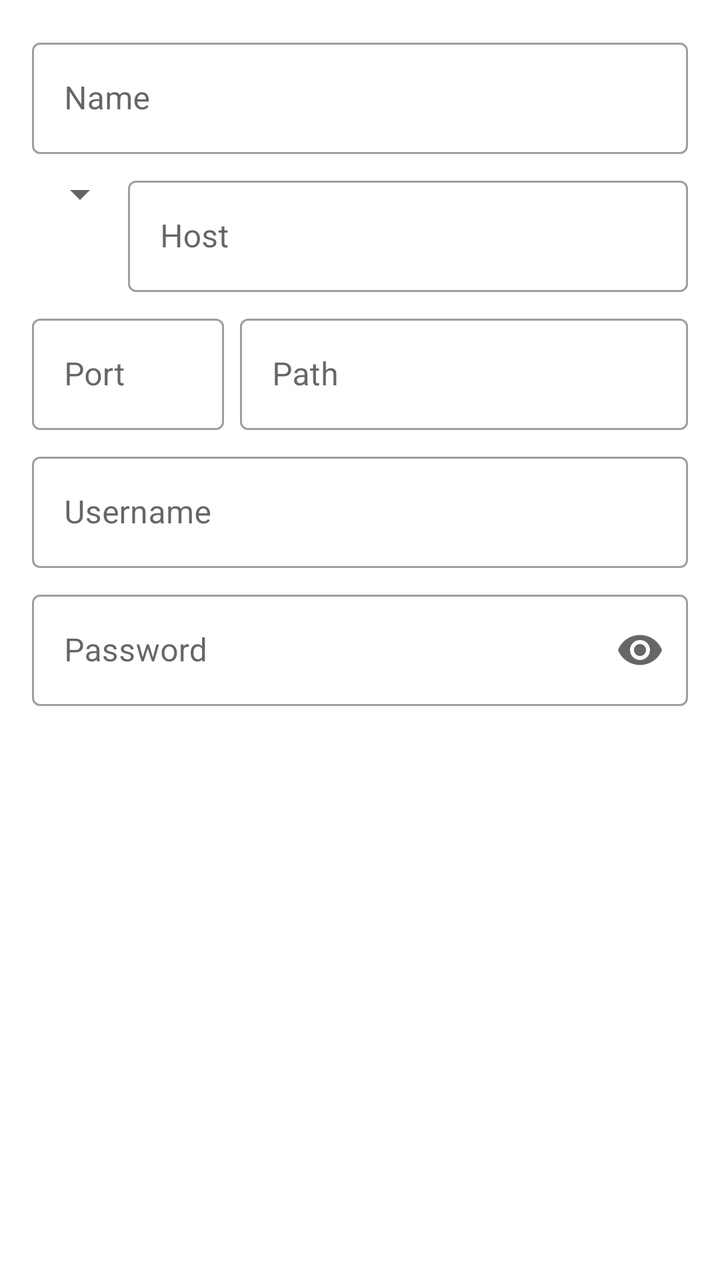
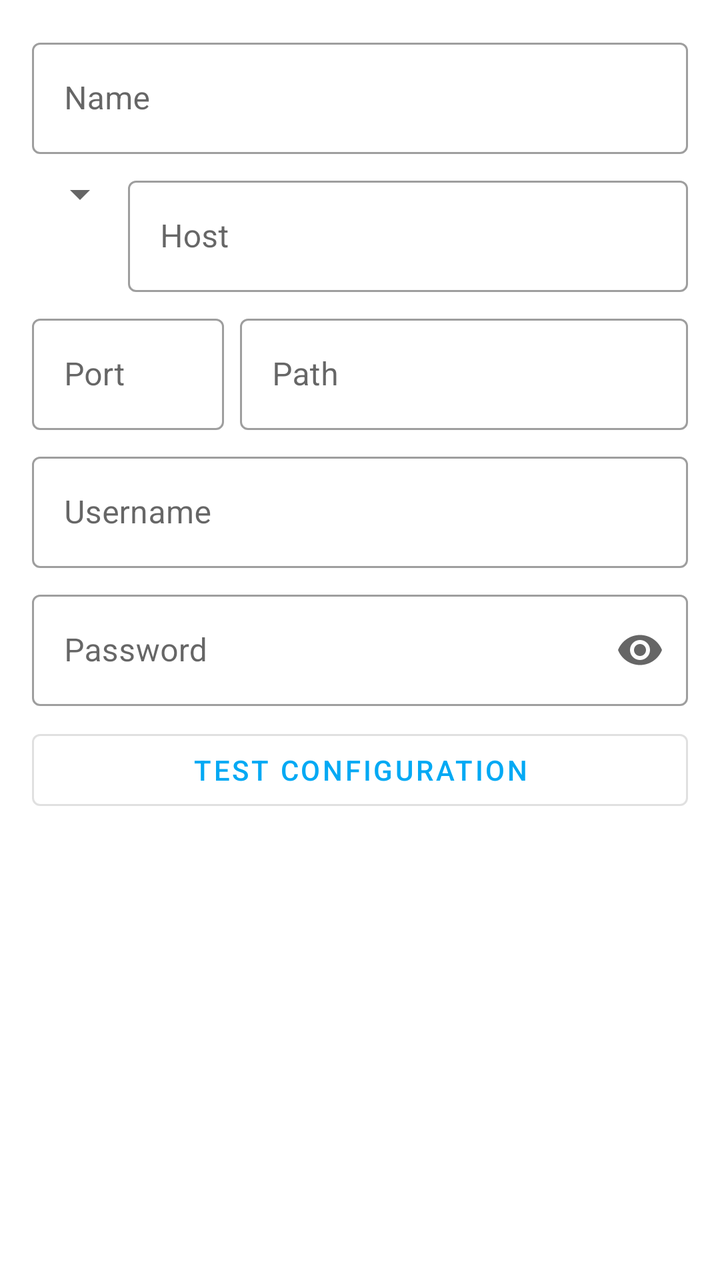

Screens rendered from an Android XML layout before and after an edit, with the pre-edit source and the edit as a unified diff.
<!-- AndroidManifest.xml: application theme AppTheme -->
<!-- res/layout/fragment_settings_add_edit_server.xml -->
<?xml version="1.0" encoding="utf-8"?>
<ScrollView xmlns:android="http://schemas.android.com/apk/res/android"
    xmlns:app="http://schemas.android.com/apk/res-auto"
    android:layout_width="match_parent"
    android:layout_height="match_parent">

    <LinearLayout
        android:layout_width="match_parent"
        android:layout_height="wrap_content"
        android:orientation="vertical"
        android:padding="16dp">

        <com.google.android.material.textfield.TextInputLayout
            android:id="@+id/input_layout_name"
            style="@style/Widget.MaterialComponents.TextInputLayout.OutlinedBox"
            android:layout_width="match_parent"
            android:layout_height="wrap_content"
            app:layout_constraintEnd_toEndOf="parent"
            app:layout_constraintStart_toStartOf="parent"
            app:layout_constraintTop_toTopOf="parent">

            <com.google.android.material.textfield.TextInputEditText
                android:id="@+id/edit_name"
                android:layout_width="match_parent"
                android:layout_height="wrap_content"
                android:hint="@string/settings_server_name"
                android:importantForAutofill="no"
                android:inputType="text" />

        </com.google.android.material.textfield.TextInputLayout>

        <LinearLayout
            android:layout_width="match_parent"
            android:layout_height="wrap_content"
            android:layout_marginTop="8dp"
            android:orientation="horizontal">

            <Spinner
                android:id="@+id/spinner_protocol"
                android:layout_width="wrap_content"
                android:layout_height="wrap_content" />

            <com.google.android.material.textfield.TextInputLayout
                android:id="@+id/input_layout_host"
                style="@style/Widget.MaterialComponents.TextInputLayout.OutlinedBox"
                android:layout_width="match_parent"
                android:layout_height="wrap_content"
                app:layout_constraintEnd_toEndOf="parent"
                app:layout_constraintStart_toStartOf="parent"
                app:layout_constraintTop_toBottomOf="@id/edit_name">

                <com.google.android.material.textfield.TextInputEditText
                    android:id="@+id/edit_host"
                    android:layout_width="match_parent"
                    android:layout_height="wrap_content"
                    android:hint="@string/settings_server_host"
                    android:importantForAutofill="no"
                    android:inputType="textUri" />

            </com.google.android.material.textfield.TextInputLayout>

        </LinearLayout>

        <LinearLayout
            android:layout_width="match_parent"
            android:layout_height="wrap_content"
            android:layout_marginTop="8dp"
            android:orientation="horizontal">

            <com.google.android.material.textfield.TextInputLayout
                android:id="@+id/input_layout_port"
                style="@style/Widget.MaterialComponents.TextInputLayout.OutlinedBox"
                android:layout_width="96dp"
                android:layout_height="wrap_content"
                app:layout_constraintEnd_toEndOf="parent"
                app:layout_constraintStart_toStartOf="parent"
                app:layout_constraintTop_toBottomOf="@id/edit_name">

                <com.google.android.material.textfield.TextInputEditText
                    android:id="@+id/edit_port"
                    android:layout_width="match_parent"
                    android:layout_height="wrap_content"
                    android:hint="@string/settings_server_port"
                    android:importantForAutofill="no"
                    android:inputType="number" />

            </com.google.android.material.textfield.TextInputLayout>

            <com.google.android.material.textfield.TextInputLayout
                android:id="@+id/input_layout_path"
                style="@style/Widget.MaterialComponents.TextInputLayout.OutlinedBox"
                android:layout_width="match_parent"
                android:layout_height="wrap_content"
                android:layout_marginStart="8dp"
                app:layout_constraintEnd_toEndOf="parent"
                app:layout_constraintStart_toStartOf="parent"
                app:layout_constraintTop_toBottomOf="@id/edit_name">

                <com.google.android.material.textfield.TextInputEditText
                    android:id="@+id/edit_path"
                    android:layout_width="match_parent"
                    android:layout_height="wrap_content"
                    android:hint="@string/settings_server_path"
                    android:importantForAutofill="no"
                    android:inputType="textUri" />

            </com.google.android.material.textfield.TextInputLayout>

        </LinearLayout>

        <com.google.android.material.textfield.TextInputLayout
            android:id="@+id/input_layout_username"
            style="@style/Widget.MaterialComponents.TextInputLayout.OutlinedBox"
            android:layout_width="match_parent"
            android:layout_height="wrap_content"
            android:layout_marginTop="8dp"
            app:layout_constraintEnd_toEndOf="parent"
            app:layout_constraintStart_toStartOf="parent"
            app:layout_constraintTop_toBottomOf="@id/edit_name">

            <com.google.android.material.textfield.TextInputEditText
                android:id="@+id/edit_username"
                android:layout_width="match_parent"
                android:layout_height="wrap_content"
                android:hint="@string/settings_server_username"
                android:importantForAutofill="no"
                android:inputType="text" />

        </com.google.android.material.textfield.TextInputLayout>

        <com.google.android.material.textfield.TextInputLayout
            android:id="@+id/input_layout_password"
            style="@style/Widget.MaterialComponents.TextInputLayout.OutlinedBox"
            android:layout_width="match_parent"
            android:layout_height="wrap_content"
            android:layout_marginTop="8dp"
            app:endIconMode="password_toggle"
            app:layout_constraintEnd_toEndOf="parent"
            app:layout_constraintStart_toStartOf="parent"
            app:layout_constraintTop_toBottomOf="@id/edit_name">

            <com.google.android.material.textfield.TextInputEditText
                android:id="@+id/edit_password"
                android:layout_width="match_parent"
                android:layout_height="wrap_content"
                android:hint="@string/settings_server_password"
                android:importantForAutofill="no"
                android:inputType="textPassword" />

        </com.google.android.material.textfield.TextInputLayout>

    </LinearLayout>

</ScrollView>
<!-- resources referenced by this layout -->
<resources>
  <string name="settings_server_host">Host</string>
  <string name="settings_server_name">Name</string>
  <string name="settings_server_password">Password</string>
  <string name="settings_server_path">Path</string>
  <string name="settings_server_port">Port</string>
  <string name="settings_server_username">Username</string>
  <style name="AppTheme" parent="Theme.MaterialComponents.DayNight.NoActionBar">
          <item name="colorPrimary">@color/color_primary</item>
          <item name="colorPrimaryDark">@color/color_primary_dark</item>
          <item name="colorPrimaryVariant">@color/color_primary_variant</item>
          <item name="colorOnPrimary">@color/color_on_primary</item>
  
          <item name="colorSecondary">@color/color_secondary</item>
          <item name="colorSecondaryVariant">@color/color_secondary_variant</item>
          <item name="colorOnSecondary">@color/color_on_secondary</item>
  
          <item name="windowActionModeOverlay">true</item>
      </style>
  <color name="color_primary">#03A9F4</color>
  <color name="color_primary_dark">#007AC1</color>
  <color name="color_primary_variant">#007AC1</color>
  <color name="color_on_primary">#FFFFFF</color>
  <color name="color_secondary">#FFB300</color>
  <color name="color_secondary_variant">#C68400</color>
  <color name="color_on_secondary">#000000</color>
</resources>

<!-- the commit's change to res/layout/fragment_settings_add_edit_server.xml (unified diff, before → after) -->
@@ -4,151 +4,179 @@
     android:layout_width="match_parent"
     android:layout_height="match_parent">
 
-    <LinearLayout
+    <androidx.constraintlayout.widget.ConstraintLayout
         android:layout_width="match_parent"
-        android:layout_height="wrap_content"
-        android:orientation="vertical"
-        android:padding="16dp">
+        android:layout_height="wrap_content">
 
-        <com.google.android.material.textfield.TextInputLayout
-            android:id="@+id/input_layout_name"
-            style="@style/Widget.MaterialComponents.TextInputLayout.OutlinedBox"
+        <com.google.android.material.progressindicator.LinearProgressIndicator
+            android:id="@+id/progress_indicator"
+            android:layout_width="0dp"
+            android:layout_height="wrap_content"
+            android:indeterminate="true"
+            android:visibility="gone"
+            app:layout_constraintEnd_toEndOf="parent"
+            app:layout_constraintStart_toStartOf="parent"
+            app:layout_constraintTop_toTopOf="parent" />
+
+        <LinearLayout
             android:layout_width="match_parent"
             android:layout_height="wrap_content"
+            android:orientation="vertical"
+            android:padding="16dp"
+            app:layout_constraintBottom_toBottomOf="parent"
             app:layout_constraintEnd_toEndOf="parent"
             app:layout_constraintStart_toStartOf="parent"
             app:layout_constraintTop_toTopOf="parent">
 
-            <com.google.android.material.textfield.TextInputEditText
-                android:id="@+id/edit_name"
-                android:layout_width="match_parent"
-                android:layout_height="wrap_content"
-                android:hint="@string/settings_server_name"
-                android:importantForAutofill="no"
-                android:inputType="text" />
-
-        </com.google.android.material.textfield.TextInputLayout>
-
-        <LinearLayout
-            android:layout_width="match_parent"
-            android:layout_height="wrap_content"
-            android:layout_marginTop="8dp"
-            android:orientation="horizontal">
-
-            <Spinner
-                android:id="@+id/spinner_protocol"
-                android:layout_width="wrap_content"
-                android:layout_height="wrap_content" />
-
             <com.google.android.material.textfield.TextInputLayout
-                android:id="@+id/input_layout_host"
+                android:id="@+id/input_layout_name"
                 style="@style/Widget.MaterialComponents.TextInputLayout.OutlinedBox"
                 android:layout_width="match_parent"
                 android:layout_height="wrap_content"
                 app:layout_constraintEnd_toEndOf="parent"
                 app:layout_constraintStart_toStartOf="parent"
-                app:layout_constraintTop_toBottomOf="@id/edit_name">
+                app:layout_constraintTop_toTopOf="parent">
 
                 <com.google.android.material.textfield.TextInputEditText
-                    android:id="@+id/edit_host"
+                    android:id="@+id/edit_name"
                     android:layout_width="match_parent"
                     android:layout_height="wrap_content"
-                    android:hint="@string/settings_server_host"
+                    android:hint="@string/settings_server_name"
                     android:importantForAutofill="no"
-                    android:inputType="textUri" />
+                    android:inputType="text" />
 
             </com.google.android.material.textfield.TextInputLayout>
 
-        </LinearLayout>
+            <LinearLayout
+                android:layout_width="match_parent"
+                android:layout_height="wrap_content"
+                android:layout_marginTop="8dp"
+                android:orientation="horizontal">
 
-        <LinearLayout
-            android:layout_width="match_parent"
-            android:layout_height="wrap_content"
-            android:layout_marginTop="8dp"
-            android:orientation="horizontal">
+                <Spinner
+                    android:id="@+id/spinner_protocol"
+                    android:layout_width="wrap_content"
+                    android:layout_height="wrap_content" />
+
+                <com.google.android.material.textfield.TextInputLayout
+                    android:id="@+id/input_layout_host"
+                    style="@style/Widget.MaterialComponents.TextInputLayout.OutlinedBox"
+                    android:layout_width="match_parent"
+                    android:layout_height="wrap_content"
+                    app:layout_constraintEnd_toEndOf="parent"
+                    app:layout_constraintStart_toStartOf="parent"
+                    app:layout_constraintTop_toBottomOf="@id/edit_name">
+
+                    <com.google.android.material.textfield.TextInputEditText
+                        android:id="@+id/edit_host"
+                        android:layout_width="match_parent"
+                        android:layout_height="wrap_content"
+                        android:hint="@string/settings_server_host"
+                        android:importantForAutofill="no"
+                        android:inputType="textUri" />
+
+                </com.google.android.material.textfield.TextInputLayout>
+
+            </LinearLayout>
+
+            <LinearLayout
+                android:layout_width="match_parent"
+                android:layout_height="wrap_content"
+                android:layout_marginTop="8dp"
+                android:orientation="horizontal">
+
+                <com.google.android.material.textfield.TextInputLayout
+                    android:id="@+id/input_layout_port"
+                    style="@style/Widget.MaterialComponents.TextInputLayout.OutlinedBox"
+                    android:layout_width="96dp"
+                    android:layout_height="wrap_content"
+                    app:layout_constraintEnd_toEndOf="parent"
+                    app:layout_constraintStart_toStartOf="parent"
+                    app:layout_constraintTop_toBottomOf="@id/edit_name">
+
+                    <com.google.android.material.textfield.TextInputEditText
+                        android:id="@+id/edit_port"
+                        android:layout_width="match_parent"
+                        android:layout_height="wrap_content"
+                        android:hint="@string/settings_server_port"
+                        android:importantForAutofill="no"
+                        android:inputType="number" />
+
+                </com.google.android.material.textfield.TextInputLayout>
+
+                <com.google.android.material.textfield.TextInputLayout
+                    android:id="@+id/input_layout_path"
+                    style="@style/Widget.MaterialComponents.TextInputLayout.OutlinedBox"
+                    android:layout_width="match_parent"
+                    android:layout_height="wrap_content"
+                    android:layout_marginStart="8dp"
+                    app:layout_constraintEnd_toEndOf="parent"
+                    app:layout_constraintStart_toStartOf="parent"
+                    app:layout_constraintTop_toBottomOf="@id/edit_name">
+
+                    <com.google.android.material.textfield.TextInputEditText
+                        android:id="@+id/edit_path"
+                        android:layout_width="match_parent"
+                        android:layout_height="wrap_content"
+                        android:hint="@string/settings_server_path"
+                        android:importantForAutofill="no"
+                        android:inputType="textUri" />
+
+                </com.google.android.material.textfield.TextInputLayout>
+
+            </LinearLayout>
 
             <com.google.android.material.textfield.TextInputLayout
-                android:id="@+id/input_layout_port"
+                android:id="@+id/input_layout_username"
                 style="@style/Widget.MaterialComponents.TextInputLayout.OutlinedBox"
-                android:layout_width="96dp"
+                android:layout_width="match_parent"
                 android:layout_height="wrap_content"
+                android:layout_marginTop="8dp"
                 app:layout_constraintEnd_toEndOf="parent"
                 app:layout_constraintStart_toStartOf="parent"
                 app:layout_constraintTop_toBottomOf="@id/edit_name">
 
                 <com.google.android.material.textfield.TextInputEditText
-                    android:id="@+id/edit_port"
+                    android:id="@+id/edit_username"
                     android:layout_width="match_parent"
                     android:layout_height="wrap_content"
-                    android:hint="@string/settings_server_port"
+                    android:hint="@string/settings_server_username"
                     android:importantForAutofill="no"
-                    android:inputType="number" />
+                    android:inputType="text" />
 
             </com.google.android.material.textfield.TextInputLayout>
 
             <com.google.android.material.textfield.TextInputLayout
-                android:id="@+id/input_layout_path"
+                android:id="@+id/input_layout_password"
                 style="@style/Widget.MaterialComponents.TextInputLayout.OutlinedBox"
                 android:layout_width="match_parent"
                 android:layout_height="wrap_content"
-                android:layout_marginStart="8dp"
+                android:layout_marginTop="8dp"
+                app:endIconMode="password_toggle"
                 app:layout_constraintEnd_toEndOf="parent"
                 app:layout_constraintStart_toStartOf="parent"
                 app:layout_constraintTop_toBottomOf="@id/edit_name">
 
                 <com.google.android.material.textfield.TextInputEditText
-                    android:id="@+id/edit_path"
+                    android:id="@+id/edit_password"
                     android:layout_width="match_parent"
                     android:layout_height="wrap_content"
-                    android:hint="@string/settings_server_path"
+                    android:hint="@string/settings_server_password"
                     android:importantForAutofill="no"
-                    android:inputType="textUri" />
+                    android:inputType="textPassword" />
 
             </com.google.android.material.textfield.TextInputLayout>
 
+            <com.google.android.material.button.MaterialButton
+                android:id="@+id/button_test"
+                style="@style/Widget.MaterialComponents.Button.OutlinedButton"
+                android:layout_width="match_parent"
+                android:layout_height="wrap_content"
+                android:layout_marginTop="8dp"
+                android:text="@string/settings_server_test_configuration" />
+
         </LinearLayout>
 
-        <com.google.android.material.textfield.TextInputLayout
-            android:id="@+id/input_layout_username"
-            style="@style/Widget.MaterialComponents.TextInputLayout.OutlinedBox"
-            android:layout_width="match_parent"
-            android:layout_height="wrap_content"
-            android:layout_marginTop="8dp"
-            app:layout_constraintEnd_toEndOf="parent"
-            app:layout_constraintStart_toStartOf="parent"
-            app:layout_constraintTop_toBottomOf="@id/edit_name">
-
-            <com.google.android.material.textfield.TextInputEditText
-                android:id="@+id/edit_username"
-                android:layout_width="match_parent"
-                android:layout_height="wrap_content"
-                android:hint="@string/settings_server_username"
-                android:importantForAutofill="no"
-                android:inputType="text" />
-
-        </com.google.android.material.textfield.TextInputLayout>
-
-        <com.google.android.material.textfield.TextInputLayout
-            android:id="@+id/input_layout_password"
-            style="@style/Widget.MaterialComponents.TextInputLayout.OutlinedBox"
-            android:layout_width="match_parent"
-            android:layout_height="wrap_content"
-            android:layout_marginTop="8dp"
-            app:endIconMode="password_toggle"
-            app:layout_constraintEnd_toEndOf="parent"
-            app:layout_constraintStart_toStartOf="parent"
-            app:layout_constraintTop_toBottomOf="@id/edit_name">
-
-            <com.google.android.material.textfield.TextInputEditText
-                android:id="@+id/edit_password"
-                android:layout_width="match_parent"
-                android:layout_height="wrap_content"
-                android:hint="@string/settings_server_password"
-                android:importantForAutofill="no"
-                android:inputType="textPassword" />
-
-        </com.google.android.material.textfield.TextInputLayout>
-
-    </LinearLayout>
+    </androidx.constraintlayout.widget.ConstraintLayout>
 
 </ScrollView>
<!-- resource entries referenced after the edit -->
@@ -5,6 +5,7 @@
   <string name="settings_server_password">Password</string>
   <string name="settings_server_path">Path</string>
   <string name="settings_server_port">Port</string>
+  <string name="settings_server_test_configuration">Test Configuration</string>
   <string name="settings_server_username">Username</string>
   <style name="AppTheme" parent="Theme.MaterialComponents.DayNight.NoActionBar">
           <item name="colorPrimary">@color/color_primary</item>
